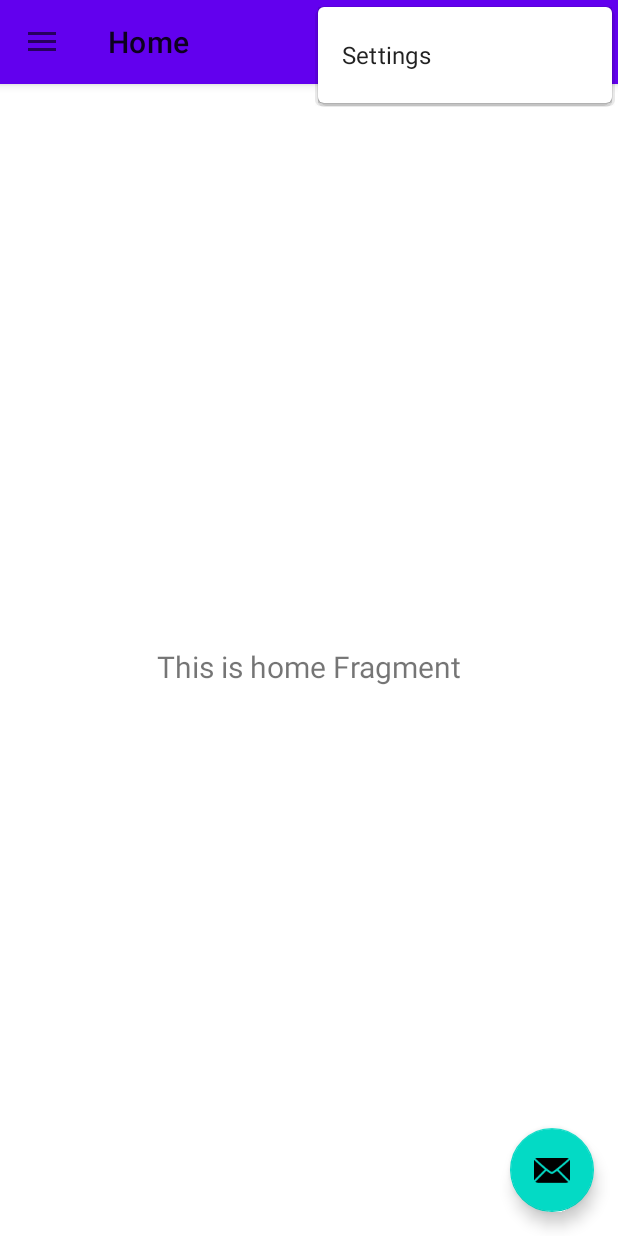
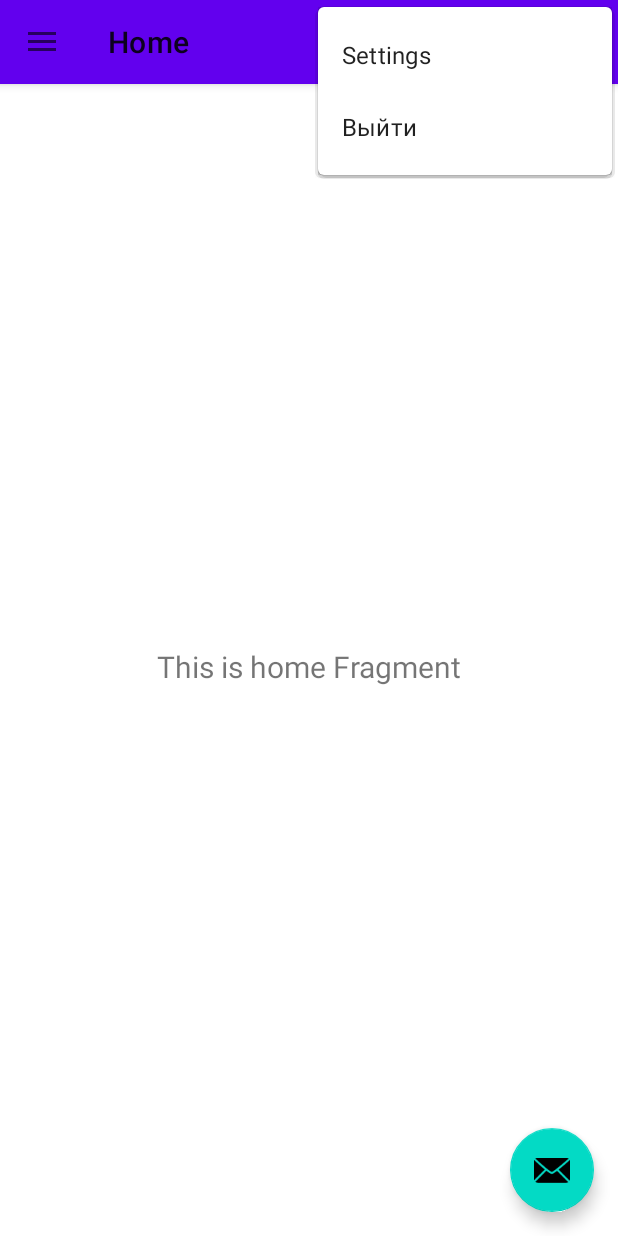
Before and after one commit to NIKSHLYKOV/ClothesShop, an Android app: the screen it shows after launch once a user with an empty profile is signed in (MainActivity), with the options menu open, on a phone screen of 412 x 824 dp. Run offline under Robolectric (Android 15) with nearby library versions, the phone set to English and light mode, and no system bars; our stand-ins replace Dagger/Hilt's generated code, Firebase (no records; nobody signed in at launch, a user with empty details on screens opened directly), navigation-ui.

Commit message:
fix bug with navigation view

```diff
--- a/app/src/main/res/menu/activity_main_drawer.xml
+++ b/app/src/main/res/menu/activity_main_drawer.xml
@@ -17,9 +17,4 @@
             android:icon="@drawable/ic_menu_slideshow"
             android:title="@string/menu_slideshow" />
     </group>
-
-    <item
-        android:id="@+id/nav_exit"
-        android:icon="@drawable/ic_exit_to_app"
-        android:title="@string/exit" />
 </menu>
--- a/app/src/main/res/menu/main.xml
+++ b/app/src/main/res/menu/main.xml
@@ -3,7 +3,10 @@
     xmlns:app="http://schemas.android.com/apk/res-auto">
     <item
         android:id="@+id/action_settings"
-        android:orderInCategory="100"
         android:title="@string/action_settings"
         app:showAsAction="never" />
+    <item
+        android:id="@+id/action_sign_out"
+        android:title="@string/sign_out"
+        app:showAsAction="never" />
 </menu>
--- a/app/src/main/res/navigation/mobile_navigation.xml
+++ b/app/src/main/res/navigation/mobile_navigation.xml
@@ -10,23 +10,6 @@
         android:name="ru.nikshlykov.clothesshop.ui.fragments.HomeFragment"
         android:label="@string/menu_home"
         tools:layout="@layout/fragment_home">
-
-        <action
-            android:id="@+id/action_HomeFragment_to_HomeSecondFragment"
-            app:destination="@id/nav_home_second" />
-    </fragment>
-    <fragment
-        android:id="@+id/nav_home_second"
-        android:name="ru.nikshlykov.clothesshop.ui.home.HomeSecondFragment"
-        android:label="@string/home_second"
-        tools:layout="@layout/fragment_home_second">
-        <action
-            android:id="@+id/action_HomeSecondFragment_to_HomeFragment"
-            app:destination="@id/nav_home" />
-
-        <argument
-            android:name="myArg"
-            app:argType="string" />
     </fragment>
 
     <fragment
--- a/app/src/main/res/values/strings.xml
+++ b/app/src/main/res/values/strings.xml
@@ -17,5 +17,5 @@
     <string name="sign_in">Войти</string>
     <string name="sigh_up">Зарегистрироваться</string>
     <string name="sign_in_with">Войти через</string>
-    <string name="exit">Выйти</string>
+    <string name="sign_out">Выйти</string>
 </resources>
```
Also changed, not shown: app/build.gradle (+4 -4 lines), app/src/main/java/ru/nikshlykov/clothesshop/ui/activities/MainActivity.kt (+14 -5 lines).
